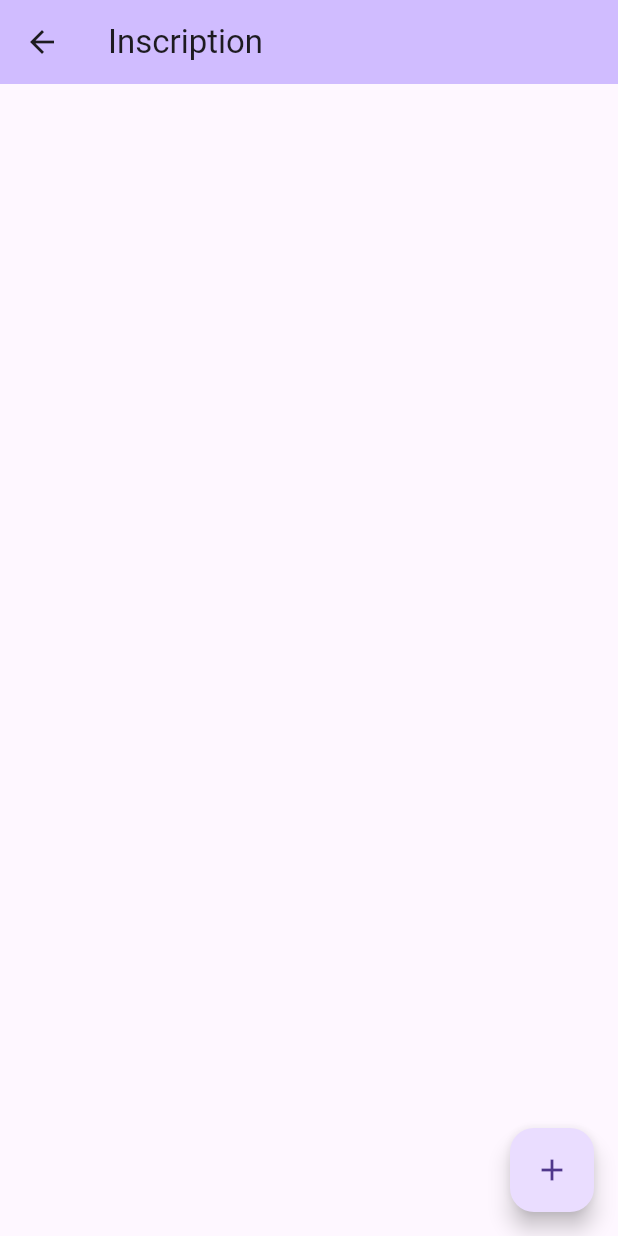
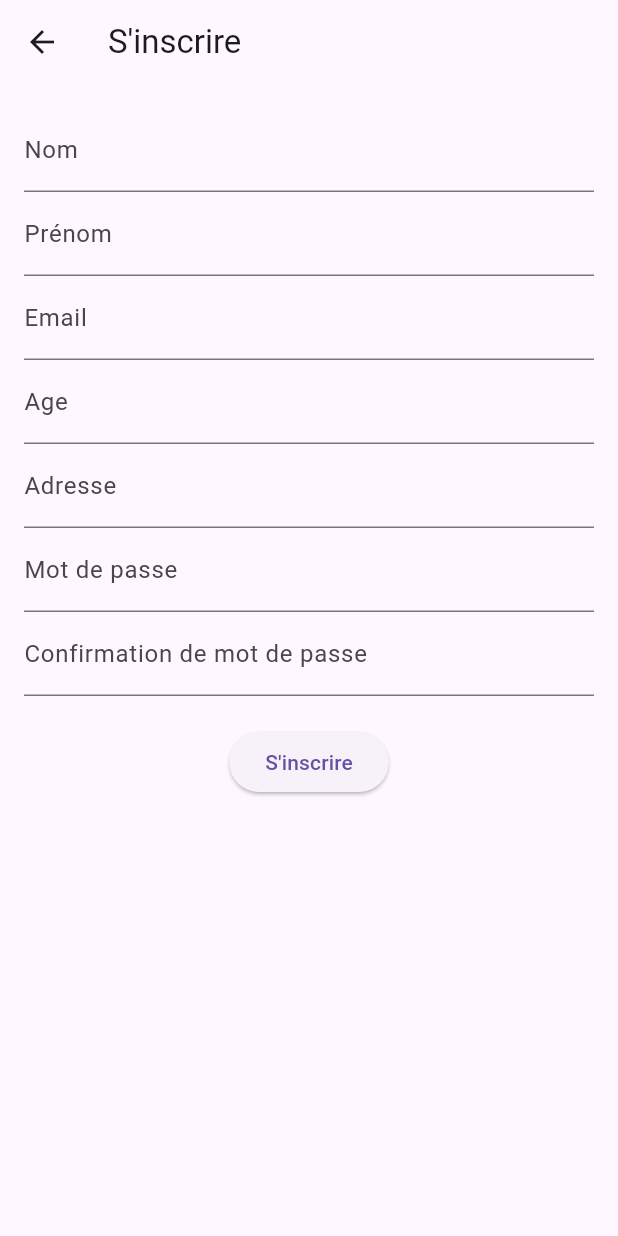
Before and after one commit to RomualdBR/Flutter-Cyclade, a Flutter app: the InscriptionPage screen opened by its route, on a phone screen of 412 x 824 dp. Run offline on Flutter 3.47's test engine with Material 3 defaults, Android fonts, the phone set to English and light mode, and no system bars; missing offline and left inert: mongo_dart.

Commit message:
modifications avec inscriptions

```diff
--- a/lib/models/userModel.dart
+++ b/lib/models/userModel.dart
@@ -9,8 +9,9 @@ class User {
   final String adresse;
   final bool role;
   final String id_motivation;
+  final String mot_de_passe;
 
-  User({required this.id, required this.nom, required this.prenom, required this.email, required this.age, required this.adresse, required this.role, required this.id_motivation});
+  User({required this.id, required this.nom, required this.prenom, required this.email, required this.age, required this.adresse, required this.role, required this.id_motivation, required this.mot_de_passe});
 
   Map<String, dynamic> toJson() => {
         '_id': ObjectId.fromHexString(id),
@@ -21,6 +22,7 @@ class User {
         'adresse': adresse,
         'role': role,
         'id_motivation': id_motivation,
+        'mot_de_passe': mot_de_passe,
       };
 
   factory User.fromJson(Map<String, dynamic> json) => User(
@@ -32,5 +34,6 @@ class User {
         adresse: json['adresse'] ?? '',
         role: json['role'] ?? false,
         id_motivation: json['id_motivation'] ?? '',
+        mot_de_passe: json['mot_de_passe'] ?? '',
       );
 }
--- a/lib/pages/accueil.dart
+++ b/lib/pages/accueil.dart
@@ -18,17 +18,11 @@ class AccueilPage
 
 class _MyHomePageState
     extends State<AccueilPage> {
-  int _counter = 0;
 
   void onPressed() {
     Navigator.pushNamed(context, '/inscription');
   }
 
-  void _incrementCounter() {
-    setState(() {
-      _counter++;
-    });
-  }
 
   @override
   Widget build(BuildContext context) {
--- a/lib/pages/inscription.dart
+++ b/lib/pages/inscription.dart
@@ -1,5 +1,8 @@
 import 'package:flutter/material.dart';
+import 'package:flutter/services.dart';
 import 'package:flutter_cyclade/services/databaseService.dart';
+import 'package:mongo_dart/mongo_dart.dart' show ObjectId;
+import '../models/userModel.dart';
 
 
 class InscriptionPage
@@ -18,34 +21,144 @@ class InscriptionPage
 
 class _MyHomePageState
     extends State<InscriptionPage> {
-  int _counter = 0;
 
-  void onPressed() {
-    Navigator.pushNamed(context, '/inscription');
+  final _formKey = GlobalKey<FormState>();
+  late String _nom;
+  late String _prenom;
+  late String _email;
+  late String _age;
+  late String _adresse;
+  final bool _role = false;
+  final String _id_motivation = "0";
+  late String _mot_de_passe;
+  late String _mot_de_passe_confirmation;
+
+  @override
+  void initState() {
+    super.initState();
+    MongoDatabase.connect(); // Ensure connection is made at the start.
   }
 
-  void _incrementCounter() {
-    setState(() {
-      _counter++;
-    });
+  void _saveUser() async {
+    if (_formKey.currentState!.validate()) {
+      _formKey.currentState!.save();
+      var _id = ObjectId();
+      final newUser = User(
+        id: _id.toString(),
+        nom: _nom,
+        prenom: _prenom,
+        email: _email,
+        age: int.parse(_age),
+        adresse: _adresse,
+        role: _role,
+        id_motivation: _id_motivation,
+        mot_de_passe: _mot_de_passe,
+      );
+      var result = await MongoDatabase.insert(newUser);
+      print(result); // Log or display result to confirm success
+    }
   }
 
   @override
   Widget build(BuildContext context) {
     return Scaffold(
-      appBar: AppBar(
-        backgroundColor:
-            Theme.of(context)
-                .colorScheme
-                .inversePrimary,
-        title: const Text("Inscription"),
-      ),
-      body: Column(children: []),
-      floatingActionButton:
-          FloatingActionButton(
-        onPressed: _incrementCounter,
-        tooltip: 'Increment',
-        child: const Icon(Icons.add),
+      appBar: AppBar(title: const Text("S'inscrire")),
+      body: Padding(
+        padding: const EdgeInsets.all(16.0),
+        child: Form(
+          key: _formKey,
+          child: Column(
+            children: [
+              TextFormField(
+                decoration: const InputDecoration(labelText: 'Nom'),
+                keyboardType: TextInputType.text,
+                onSaved: (value) => _nom = value.toString(),
+                validator: (value) {
+                  if (value == null || value.isEmpty) {
+                    return 'Veuillez entrer un nom';
+                  }
+                  return null;
+                },
+              ),
+              TextFormField(
+                decoration: const InputDecoration(labelText: 'Prénom'),
+                keyboardType: TextInputType.text,
+                onSaved: (value) => _prenom = value.toString(),
+                validator: (value) {
+                  if (value == null || value.isEmpty) {
+                    return 'Veuillez entrer un nom';
+                  }
+                  return null;
+                },
+              ),
+              TextFormField(
+                decoration: const InputDecoration(labelText: 'Email'),
+                keyboardType: TextInputType.emailAddress,
+                onSaved: (value) => _email = value.toString(),
+                validator: (value) {
+                  if (value == null || value.isEmpty) {
+                    return 'Veuillez entrer un email';
+                  }
+                  return null;
+                },
+              ),
+
+              TextFormField(
+                decoration: const InputDecoration(labelText: 'Age'),
+                inputFormatters: [FilteringTextInputFormatter.digitsOnly],
+                keyboardType: TextInputType.number,
+                onSaved: (value) => _age = value.toString(),
+                validator: (value) {
+                  if (value == null || value.isEmpty) {
+                    return 'Veuillez entrer un numéro de téléphone';
+                  }
+                  return null;
+                },
+              ),
+
+              TextFormField(
+                decoration: const InputDecoration(labelText: 'Adresse'),
+                keyboardType: TextInputType.multiline,
+                onSaved: (value) => _adresse = value.toString(),
+                validator: (value) {
+                  if (value == null || value.isEmpty) {
+                    return 'Veuillez entrer une adresse';
+                  }
+                  return null;
+                },
+              ),
+
+              TextFormField(
+                decoration: const InputDecoration(labelText: 'Mot de passe'),
+                keyboardType: TextInputType.text,
+                onSaved: (value) => _mot_de_passe = value.toString(),
+                validator: (value) {
+                  if (value == null || value.isEmpty) {
+                    return 'Le mot de passe ne doit pas être vide';
+                  }
+                  return null;
+                },
+              ),
+              TextFormField(
+                decoration: const InputDecoration(labelText: 'Confirmation de mot de passe'),
+                keyboardType: TextInputType.text,
+                onSaved: (value) => _mot_de_passe_confirmation = value.toString(),
+                validator: (value) {
+                  if (value == null || value.isEmpty) {
+                    return 'Le mot de passe ne doit pas être vide';
+                  }
+                  return null;
+                },
+              ),
+
+              const SizedBox(height: 20),
+              ElevatedButton(
+                onPressed: _saveUser,
+                child: const Text("S'inscrire"),
+              ),
+            ],
+          ),
+        ),
       ),
     );
   }
--- a/lib/services/databaseService.dart
+++ b/lib/services/databaseService.dart
@@ -1,26 +1,33 @@
+// file path: services/databaseService.dart
 import 'dart:developer';
+import 'package:flutter_cyclade/models/userModel.dart';
 import 'package:mongo_dart/mongo_dart.dart';
 import '../constant.dart';
 
 class MongoDatabase {
-  static Db? db;
+  static Db? _db;
   static late DbCollection user;
   static late DbCollection test;
   static late DbCollection question;
   static late DbCollection resultatTest;
   static late DbCollection motivation;
+  static bool _isInitialized = false;
 
-  static connect() async {
+  static Future<void> connect() async {
+    if (_isInitialized) return;
+
     try {
-      db = await Db.create(MONGO_CONN_URL);
-      await db!.open();
-      inspect(db);
+      _db = await Db.create(MONGO_CONN_URL);
+      await _db!.open();
+      inspect(_db);
 
-      user = db!.collection(USER_COLLECTION);
-      test = db!.collection(TEST_COLLECTION);
-      question = db!.collection(QUESTION_COLLECTION);
-      resultatTest = db!.collection(RESULTAT_TEST_COLLECTION);
-      motivation = db!.collection(MOTIVATION_COLLECTION);
+      user = _db!.collection(USER_COLLECTION);
+      test = _db!.collection(TEST_COLLECTION);
+      question = _db!.collection(QUESTION_COLLECTION);
+      resultatTest = _db!.collection(RESULTAT_TEST_COLLECTION);
+      motivation = _db!.collection(MOTIVATION_COLLECTION);
+
+      _isInitialized = true;
     } catch (e) {
       log('Connection error: ${e.toString()}');
     }
@@ -28,9 +35,22 @@ class MongoDatabase {
 
   static Future<void> close() async {
     try {
-      await db!.close();
+      await _db?.close();
+      _isInitialized = false;
     } catch (e) {
       log('Close connection error: ${e.toString()}');
     }
   }
+
+  static Future<String> insert(User userData) async {
+    if (!_isInitialized) await connect();
+
+    try {
+      var result = await user.insertOne(userData.toJson());
+      return result.isSuccess ? "Insertion réussie" : "Insertion non réussie";
+    } catch (e) {
+      log('Insertion error: ${e.toString()}');
+      return "Insertion error";
+    }
+  }
 }
```
